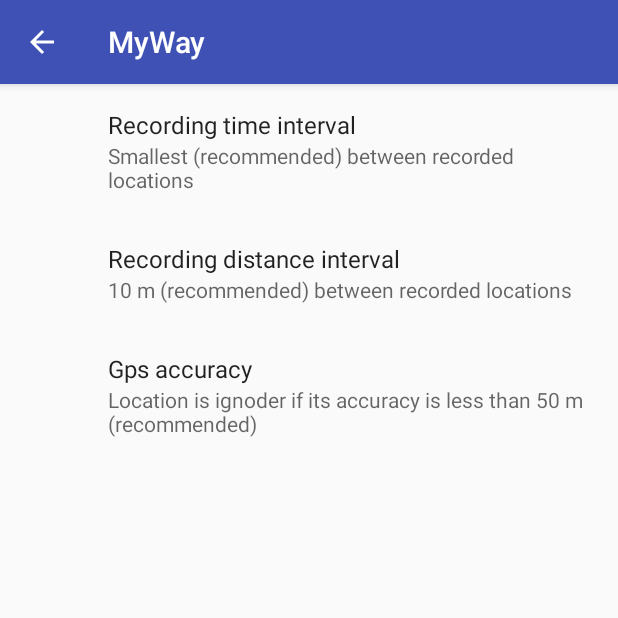
After one commit to 2ma/Capstone-Project, an Android app: the SettingsActivity screen opened directly, with no data from a screen before it, on a phone screen of 412 x 824 dp, the top half of it. The commit adds this screen. Run offline under Robolectric (Android 15) with nearby library versions, the phone set to English and light mode, and no system bars; our stand-ins replace androidx.preference.

Commit message:
adds: settings

```diff
--- /dev/null
+++ b/MyWay/app/src/main/java/hu/am2/myway/ui/settings/SettingsActivity.java
@@ -0,0 +1,16 @@
+package hu.am2.myway.ui.settings;
+
+import android.os.Bundle;
+import android.support.v7.app.AppCompatActivity;
+
+import hu.am2.myway.R;
+
+public class SettingsActivity extends AppCompatActivity {
+
+    @Override
+    protected void onCreate(Bundle savedInstanceState) {
+        super.onCreate(savedInstanceState);
+        setContentView(R.layout.activity_settings);
+        getSupportActionBar().setDisplayHomeAsUpEnabled(true);
+    }
+}
--- /dev/null
+++ b/MyWay/app/src/main/java/hu/am2/myway/ui/settings/SettingsFragment.java
@@ -0,0 +1,21 @@
+package hu.am2.myway.ui.settings;
+
+import android.content.SharedPreferences;
+import android.os.Bundle;
+import android.support.v7.preference.PreferenceFragmentCompat;
+
+import hu.am2.myway.R;
+
+public class SettingsFragment extends PreferenceFragmentCompat implements SharedPreferences.OnSharedPreferenceChangeListener {
+
+
+    @Override
+    public void onSharedPreferenceChanged(SharedPreferences sharedPreferences, String key) {
+
+    }
+
+    @Override
+    public void onCreatePreferences(Bundle savedInstanceState, String rootKey) {
+        addPreferencesFromResource(R.xml.settings_preference);
+    }
+}
--- /dev/null
+++ b/MyWay/app/src/main/res/layout/activity_settings.xml
@@ -0,0 +1,6 @@
+<?xml version="1.0" encoding="utf-8"?>
+<fragment android:id="@+id/settings_preference_fragment"
+          android:name="hu.am2.myway.ui.settings.SettingsFragment"
+          xmlns:android="http://schemas.android.com/apk/res/android"
+          android:layout_width="match_parent"
+          android:layout_height="match_parent"/>
--- /dev/null
+++ b/MyWay/app/src/main/res/values/arrays.xml
@@ -0,0 +1,59 @@
+<?xml version="1.0" encoding="utf-8"?>
+<resources>
+    <string-array name="recording_time_interval">
+        <item>Smallest (recommended)</item>
+        <item>2 s</item>
+        <item>3 s</item>
+        <item>4 s</item>
+        <item>5 s</item>
+        <item>10 s</item>
+        <item>20 s</item>
+        <item>30 s</item>
+        <item>1 min</item>
+    </string-array>
+    <string-array name="recording_time_interval_values">
+        <item>1</item>
+        <item>2</item>
+        <item>3</item>
+        <item>4</item>
+        <item>5</item>
+        <item>10</item>
+        <item>20</item>
+        <item>30</item>
+        <item>60</item>
+    </string-array>
+    <string-array name="recording_distance_interval">
+        <item>1 m</item>
+        <item>2 m</item>
+        <item>5 m</item>
+        <item>10 m (recommended)</item>
+        <item>20 m</item>
+        <item>50 m</item>
+        <item>100 m</item>
+    </string-array>
+    <string-array name="recording_distance_interval_values">
+        <item>1</item>
+        <item>2</item>
+        <item>5</item>
+        <item>10</item>
+        <item>20</item>
+        <item>50</item>
+        <item>100</item>
+    </string-array>
+    <string-array name="gps_accuracy">
+        <item>10 m (excellent GPS)</item>
+        <item>20 m</item>
+        <item>30 m</item>
+        <item>50 m (recommended)</item>
+        <item>100 m</item>
+        <item>200 m</item>
+    </string-array>
+    <string-array name="gps_accuracy_values">
+        <item>10</item>
+        <item>20</item>
+        <item>30</item>
+        <item>50</item>
+        <item>100</item>
+        <item>200</item>
+    </string-array>
+</resources>
--- a/MyWay/app/src/main/res/values/strings.xml
+++ b/MyWay/app/src/main/res/values/strings.xml
@@ -11,4 +11,17 @@
     <string name="speed_default">0.0 km/h</string>
     <string name="time_default">0:00:00</string>
     <string name="distance_default">0 m</string>
+
+    <!-- TODO: Remove or change this placeholder text -->
+    <string name="hello_blank_fragment">Hello blank fragment</string>
+    <string name="recording_time_interval_key">record_time_interval</string>
+    <string name="recording_time_interval_title">Recording time interval</string>
+    <string name="recording_distance_interval_key">recording_distance_interval_key</string>
+    <string name="recording_distance_interval_title">Recording distance interval</string>
+    <string name="gps_accuracy_key">gps_accuracy_key</string>
+    <string name="gps_accuracy_title">Gps accuracy</string>
+    <string name="recording_time_interval_summary">%s between recorded locations</string>
+    <string name="recording_distance_interval_summary">%s between recorded locations</string>
+    <string name="gps_accuracy_summary">Location is ignoder if its accuracy is less than %s</string>
+    <string name="settings">Settings</string>
 </resources>
--- a/MyWay/app/src/main/res/values/styles.xml
+++ b/MyWay/app/src/main/res/values/styles.xml
@@ -1,11 +1,19 @@
 <resources>
 
     <!-- Base application theme. -->
-    <style name="AppTheme" parent="Theme.AppCompat.Light.DarkActionBar">
+    <style name="AppTheme" parent="Theme.AppCompat.Light.NoActionBar">
         <!-- Customize your theme here. -->
         <item name="colorPrimary">@color/colorPrimary</item>
         <item name="colorPrimaryDark">@color/colorPrimaryDark</item>
         <item name="colorAccent">@color/colorAccent</item>
     </style>
 
+    <style name="SettingsTheme" parent="Theme.AppCompat.Light.DarkActionBar">
+        <!-- Customize your theme here. -->
+        <item name="colorPrimary">@color/colorPrimary</item>
+        <item name="colorPrimaryDark">@color/colorPrimaryDark</item>
+        <item name="colorAccent">@color/colorAccent</item>
+        <item name="preferenceTheme">@style/PreferenceThemeOverlay</item>
+    </style>
+
 </resources>
--- /dev/null
+++ b/MyWay/app/src/main/res/xml/settings_preference.xml
@@ -0,0 +1,30 @@
+<?xml version="1.0" encoding="utf-8"?>
+<PreferenceScreen xmlns:android="http://schemas.android.com/apk/res/android"
+                  android:layout_width="match_parent"
+                  android:layout_height="match_parent">
+    <ListPreference
+        android:defaultValue="1"
+        android:entries="@array/recording_time_interval"
+        android:entryValues="@array/recording_time_interval_values"
+        android:key="@string/recording_time_interval_key"
+        android:title="@string/recording_time_interval_title"
+        android:summary="@string/recording_time_interval_summary"
+        />
+    <ListPreference
+        android:defaultValue="10"
+        android:entries="@array/recording_distance_interval"
+        android:entryValues="@array/recording_distance_interval_values"
+        android:key="@string/recording_distance_interval_key"
+        android:title="@string/recording_distance_interval_title"
+        android:summary="@string/recording_distance_interval_summary"
+        />
+    <ListPreference
+        android:defaultValue="50"
+        android:entries="@array/gps_accuracy"
+        android:entryValues="@array/gps_accuracy_values"
+        android:key="@string/gps_accuracy_key"
+        android:title="@string/gps_accuracy_title"
+        android:summary="@string/gps_accuracy_summary"
+        />
+
+</PreferenceScreen>
--- a/MyWay/build.gradle
+++ b/MyWay/build.gradle
@@ -7,7 +7,7 @@ buildscript {
         jcenter()
     }
     dependencies {
-        classpath 'com.android.tools.build:gradle:3.2.0-alpha15'
+        classpath 'com.android.tools.build:gradle:3.2.0-alpha16'
 
 
         // NOTE: Do not place your application dependencies here; they belong
```
Also changed, not shown: MyWay/app/build.gradle (+5 -2 lines), MyWay/app/src/main/AndroidManifest.xml (+12 -3 lines), MyWay/app/src/main/java/hu/am2/myway/ui/map/MapActivity.java (+25 -2 lines), MyWay/app/src/main/res/drawable/ic_settings_24dp.xml (added, +10 -0 lines), MyWay/app/src/main/res/layout/activity_map.xml (+10 -3 lines), MyWay/app/src/main/res/menu/main_menu.xml (added, +10 -0 lines).
